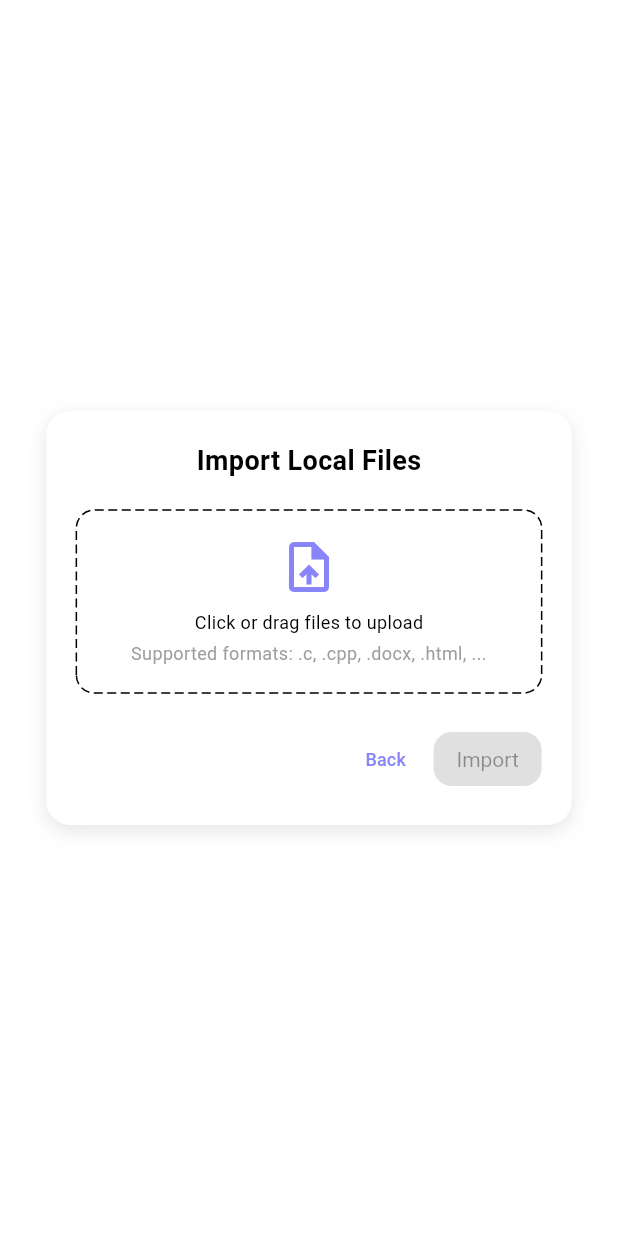
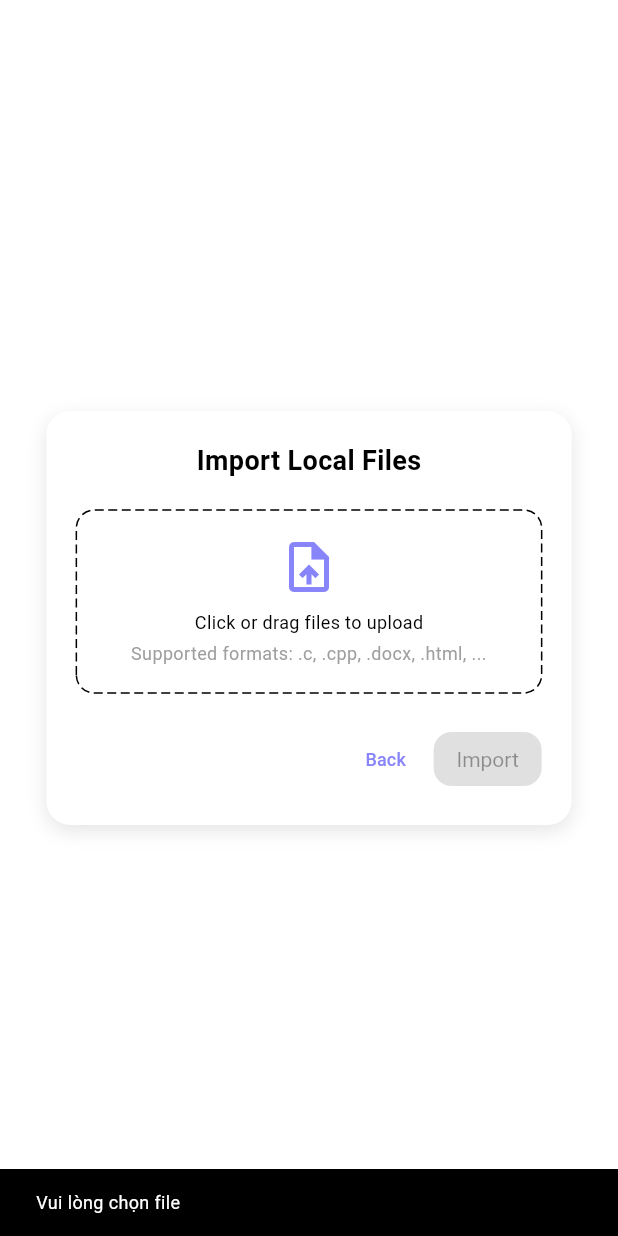
Before and after one commit to HaTu0803/AdvancedMobile_ChatAI, a Flutter app: the ImportLocalFilesDialog widget shown alone on an empty page, opened directly with empty values, after a tap on "Click or drag files to upload", on a phone screen of 412 x 824 dp. Run offline on Flutter 3.47's test engine with Material 3 defaults, Android fonts, the phone set to English and light mode, and no system bars; drawn by our look-alikes of dotted_border; our stand-ins replace awesome_dialog, email_validator, file_picker, flutter_screenutil, flutter_svg, go_router and 5 more; accounts and stored records are empty; network calls fail.

Commit message:
update upload file

```diff
--- a/lib/data_app/model/knowledge_base/knowledge_data_source_model.dart
+++ b/lib/data_app/model/knowledge_base/knowledge_data_source_model.dart
@@ -232,14 +232,14 @@ class FileModel {
 }
 
 class DataSourceResponse {
-  final List<KnowledgeDataSource> datasources;
+  final List<KnowledgeDataSource> data;
   final Meta meta;
 
-  DataSourceResponse({required this.datasources, required this.meta});
+  DataSourceResponse({required this.data, required this.meta});
 
   factory DataSourceResponse.fromJson(Map<String, dynamic> json) {
     return DataSourceResponse(
-      datasources: (json['data'] as List)
+      data: (json['data'] as List)
           .map((e) => KnowledgeDataSource.fromJson(e))
           .toList(),
       meta: Meta.fromJson(json['meta']),
--- a/lib/data_app/remote/knowledge_base/knowledge_data_source_remote.dart
+++ b/lib/data_app/remote/knowledge_base/knowledge_data_source_remote.dart
@@ -268,17 +268,31 @@ class KnowledgeDataApiClient {
     String token = await BasePreferences().getTokenPreferred('access_token');
 
     final url = Uri.parse(ApiKnowledgeDataSourceUrl.uploadFile());
+    final header = ApiHeaders.getHeadersWithFile("", token);
 
     var request = http.MultipartRequest('POST', url);
-      request.headers.addAll(ApiHeaders.getHeadersWithFile("", token));
+    request.headers.addAll(header);
 
-      request.files.add(
-        await http.MultipartFile.fromPath('files', file.path),
+    // ✅ Chỉ thêm một MultipartFile duy nhất
+    final multipartFile = await http.MultipartFile.fromPath(
+      'files', // 👈 tên trường phải đúng theo API yêu cầu
+      file.path,
+      filename: file.path.split('/').last,
     );
+    request.files.add(multipartFile);
+
+    print("File path: ${file.path}");
+    print("File exists: ${await file.exists()}");
+    print("File length: ${await file.length()} bytes");
+    print("Multipart file name: ${multipartFile.filename}");
 
     final streamedResponse = await request.send();
     final response = await http.Response.fromStream(streamedResponse);
 
+    print("response.statusCode: ${response.statusCode}");
+    print("response.body: ${response.body}");
+final decoded = jsonDecode(response.body);
+print(decoded);
     if (response.statusCode == 200 || response.statusCode == 201) {
       return FileModelResponse.fromJson(jsonDecode(response.body));
     } else if (response.statusCode == 401) {
@@ -288,8 +302,7 @@ class KnowledgeDataApiClient {
         filePath: file.path,
       );
 
-        if (retryResponse.statusCode == 200 ||
-            retryResponse.statusCode == 201) {
+      if (retryResponse.statusCode == 200 || retryResponse.statusCode == 201) {
         return FileModelResponse.fromJson(jsonDecode(retryResponse.body));
       } else {
         await AuthRepository().logOut();
@@ -301,7 +314,6 @@ class KnowledgeDataApiClient {
       }
     } else {
       handleErrorResponse(response);
-
       throw Exception('Failed to upload file due to an error response');
     }
   } catch (e) {
--- a/lib/view_app/knowledge_base/screens/knowledge_data_source/upload_file.dart
+++ b/lib/view_app/knowledge_base/screens/knowledge_data_source/upload_file.dart
@@ -1,5 +1,6 @@
 import 'dart:io';
 
+import 'package:advancedmobile_chatai/data_app/model/knowledge_base/knowledge_data_source_model.dart';
 import 'package:advancedmobile_chatai/data_app/repository/knowledge_base/knowledge_data_source_repository.dart';
 import 'package:dotted_border/dotted_border.dart';
 import 'package:file_picker/file_picker.dart';
@@ -16,8 +17,9 @@ class ImportLocalFilesDialog extends StatefulWidget {
 
 class _ImportLocalFilesDialogState extends State<ImportLocalFilesDialog> {
   bool _isUploading = false;
+  bool _isHovered = false;
   File? _selectedFile;
-  bool _isHovered = false;
+  FileModel? _fileModel;
 
   @override
   Widget build(BuildContext context) {
@@ -62,7 +64,7 @@ class _ImportLocalFilesDialogState extends State<ImportLocalFilesDialog> {
                     alignment: Alignment.center,
                     child: _isUploading
                         ? const CircularProgressIndicator()
-                        :  Column(
+                        : Column(
                             mainAxisAlignment: MainAxisAlignment.center,
                             children: [
                               Icon(Icons.upload_file, size: 40, color: Theme.of(context).primaryColor),
@@ -80,10 +82,7 @@ class _ImportLocalFilesDialogState extends State<ImportLocalFilesDialog> {
                 ),
               ),
             ),
-
-
-            // Hiển thị thông tin file đã chọn
-            if (_selectedFile != null) ...[
+            if (_fileModel != null) ...[
               const SizedBox(height: 20),
               Container(
                 padding: const EdgeInsets.symmetric(vertical: 0, horizontal: 10),
@@ -97,7 +96,7 @@ class _ImportLocalFilesDialogState extends State<ImportLocalFilesDialog> {
                     const SizedBox(width: 10),
                     Expanded(
                       child: Text(
-                        _selectedFile!.path.split('/').last,
+                        _fileModel!.name ?? 'File name',
                         overflow: TextOverflow.ellipsis,
                         style: const TextStyle(fontSize: 14),
                       ),
@@ -106,7 +105,8 @@ class _ImportLocalFilesDialogState extends State<ImportLocalFilesDialog> {
                       icon: const Icon(Icons.delete_outline_sharp, color: Colors.grey),
                       onPressed: () {
                         setState(() {
-                          _selectedFile = null; // Xóa file đã chọn
+                          _fileModel = null;
+                          _selectedFile = null;
                         });
                       },
                     ),
@@ -114,7 +114,6 @@ class _ImportLocalFilesDialogState extends State<ImportLocalFilesDialog> {
                 ),
               ),
             ],
-
             const SizedBox(height: 20),
             Row(
               mainAxisAlignment: MainAxisAlignment.end,
@@ -124,9 +123,7 @@ class _ImportLocalFilesDialogState extends State<ImportLocalFilesDialog> {
                   child: const Text('Back'),
                 ),
                 FilledButton(
-                  onPressed: _selectedFile != null && !_isUploading
-                      ? () => _uploadFile(_selectedFile!)
-                      : null,
+                  onPressed: _fileModel != null && !_isUploading ? importDataSource : null,
                   child: const Text('Import'),
                 ),
               ],
@@ -156,21 +153,63 @@ class _ImportLocalFilesDialogState extends State<ImportLocalFilesDialog> {
       ],
     );
 
-    if (result != null && result.files.isNotEmpty) {
-      final platformFile = result.files.first;
+    if (result == null || result.files.isEmpty || result.files.first.path == null) {
+      ScaffoldMessenger.of(context).showSnackBar(
+        const SnackBar(content: Text('Vui lòng chọn file')),
+      );
+      return;
+    }
+
+    final pickedFile = File(result.files.first.path!);
+
     setState(() {
-        _selectedFile = File(platformFile.path!);
+      _selectedFile = pickedFile;
+      _isUploading = true;
+    });
+
+    try {
+      final response = await KnowledgeDataRepository().uploadFile(_selectedFile!);
+
+      if (response.files.isNotEmpty) {
+        setState(() {
+          _fileModel = response.files.first;
+        });
+      }
+    } catch (e) {
+      ScaffoldMessenger.of(context).showSnackBar(
+        SnackBar(content: Text('Lỗi tải file: $e')),
+      );
+    } finally {
+      if (mounted) {
+        setState(() {
+          _isUploading = false;
         });
       }
     }
+  }
 
-  Future<void> _uploadFile(File file) async {
+  Future<void> importDataSource() async {
+    if (_fileModel == null) {
+      ScaffoldMessenger.of(context).showSnackBar(
+        const SnackBar(content: Text('Vui lòng chọn file trước khi tải lên')),
+      );
+      return;
+    }
+
     setState(() {
       _isUploading = true;
     });
 
     try {
-      await KnowledgeDataRepository().uploadLocalFile(widget.id, file);
+      final dataSource = DataSource(
+        type: 'local_file',
+        name: _fileModel!.name,
+        credentials: Credentials(file: _fileModel!.id),
+      );
+
+      final dataSourceRequest = DataSourceRequest(datasources: [dataSource]);
+
+      await KnowledgeDataRepository().importDataSource(widget.id, dataSourceRequest);
 
       if (mounted) {
         Navigator.pop(context);
@@ -179,11 +218,9 @@ class _ImportLocalFilesDialogState extends State<ImportLocalFilesDialog> {
         );
       }
     } catch (e) {
-      if (mounted) {
       ScaffoldMessenger.of(context).showSnackBar(
         SnackBar(content: Text('Lỗi tải file: $e')),
       );
-      }
     } finally {
       if (mounted) {
         setState(() {
```
Also changed, not shown: lib/view_app/knowledge_base/screens/knowledge/units.dart (+5 -5 lines). Lines whose indentation alone changed are shown as unchanged.
